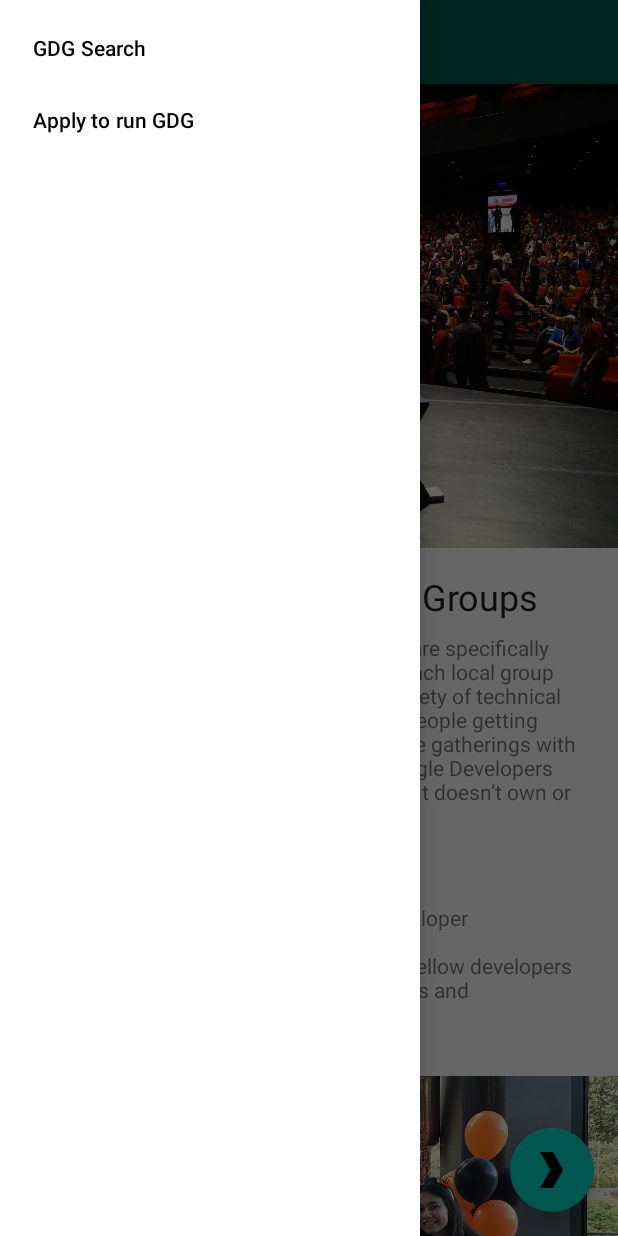
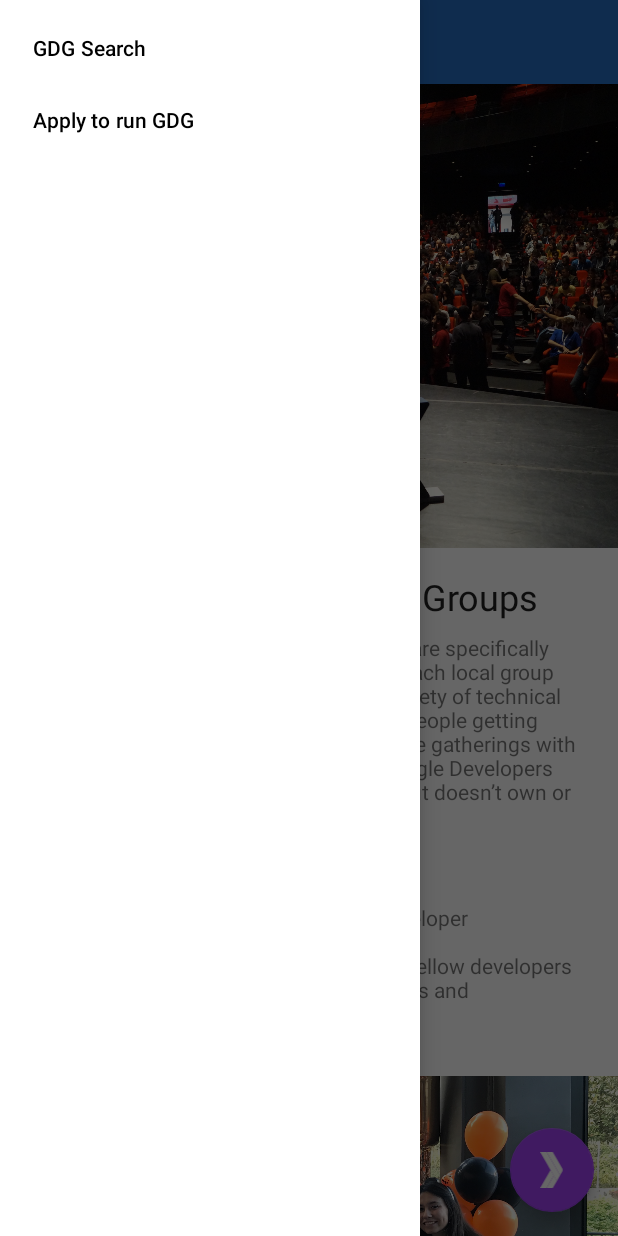
Before and after one commit to trinhcanhphuc/GDGFinder, an Android app: the screen it shows after launch (MainActivity), with the side drawer open, on a phone screen of 412 x 824 dp. Run offline under Robolectric (Android 15) with nearby library versions, the phone set to English and light mode, and no system bars; our stand-ins replace data binding, navigation-ui; Roboto replaces fonts that are not available here.

Commit message:
use colors

```diff
--- a/app/src/main/res/layout/activity_main.xml
+++ b/app/src/main/res/layout/activity_main.xml
@@ -28,7 +28,7 @@
             <androidx.appcompat.widget.Toolbar
                     android:id="@+id/toolbar"
                     android:theme="@style/ThemeOverlay.MaterialComponents.Dark"
-                    android:background="@color/colorPrimaryDark"
+                    android:background="@color/primaryDarkColor"
                     android:layout_width="match_parent"
                     android:layout_height="?attr/actionBarSize">
                 <ImageView
@@ -36,7 +36,7 @@
                         android:layout_width="150dp"
                         android:layout_height="match_parent"
                         app:srcCompat="@drawable/logo"
-                        android:tint="?attr/colorOnPrimary"
+                        android:tint="?attr/colorOnSecondary"
                         android:contentDescription="@string/app_name"/>
             </androidx.appcompat.widget.Toolbar>
 
--- a/app/src/main/res/values/colors.xml
+++ b/app/src/main/res/values/colors.xml
@@ -15,7 +15,12 @@
   -->
 
 <resources>
-  <color name="colorPrimary">#008577</color>
-  <color name="colorPrimaryDark">#00574B</color>
-  <color name="colorAccent">#D81B60</color>
+  <color name="primaryColor">#669df6</color>
+  <color name="primaryLightColor">#9cceff</color>
+  <color name="primaryDarkColor">#266fc3</color>
+  <color name="secondaryColor">#a142f4</color>
+  <color name="secondaryLightColor">#d774ff</color>
+  <color name="secondaryDarkColor">#6b00c0</color>
+  <color name="primaryTextColor">#000000</color>
+  <color name="secondaryTextColor">#ffffff</color>
 </resources>
--- a/app/src/main/res/values/styles.xml
+++ b/app/src/main/res/values/styles.xml
@@ -19,9 +19,13 @@
     <!-- Base application theme. -->
     <style name="AppTheme" parent="Theme.MaterialComponents.Light.NoActionBar">
         <!-- Customize your theme here. -->
-        <item name="colorPrimary">@color/colorPrimary</item>
-        <item name="colorPrimaryDark">@color/colorPrimaryDark</item>
-        <item name="colorAccent">@color/colorAccent</item>
+        <item name="colorPrimary">@color/primaryColor</item>
+        <item name="colorPrimaryDark">@color/primaryDarkColor</item>
+        <item name="colorPrimaryVariant">@color/primaryLightColor</item>
+        <item name="colorOnPrimary">@color/primaryTextColor</item>
+        <item name="colorSecondary">@color/secondaryColor</item>
+        <item name="colorSecondaryVariant">@color/secondaryDarkColor</item>
+        <item name="colorOnSecondary">@color/secondaryTextColor</item>
         <item name="android:fontFamily">@font/lobster_two</item>
         <item name="fontFamily">@font/lobster_two</item>
     </style>
```
